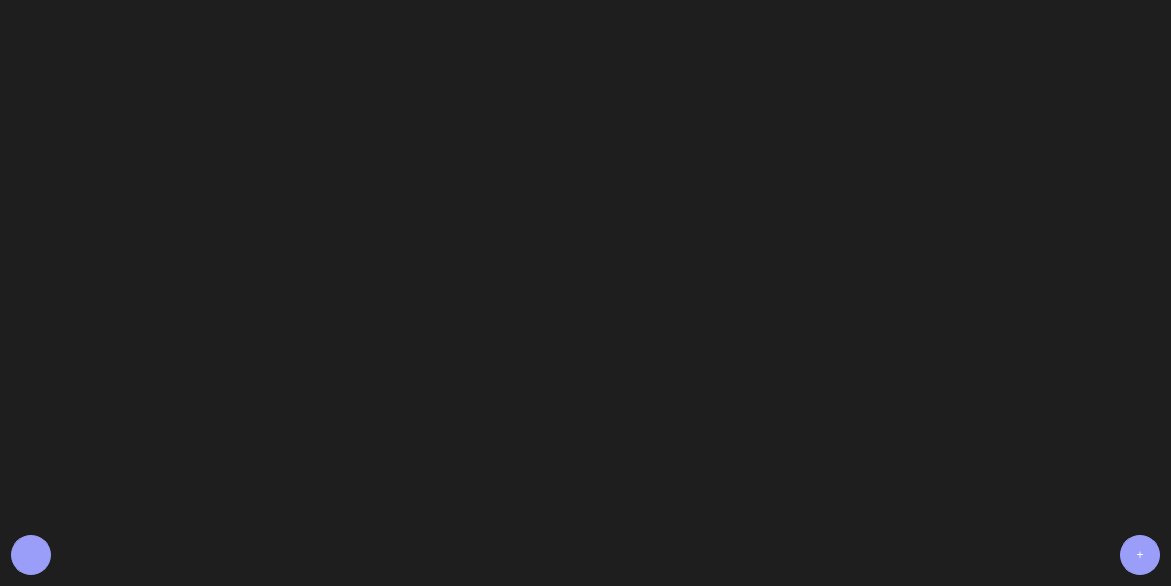
First picture: the form in ui/workspace.ui, repository MarwanMagdy0/VoiceNote, before the edit.
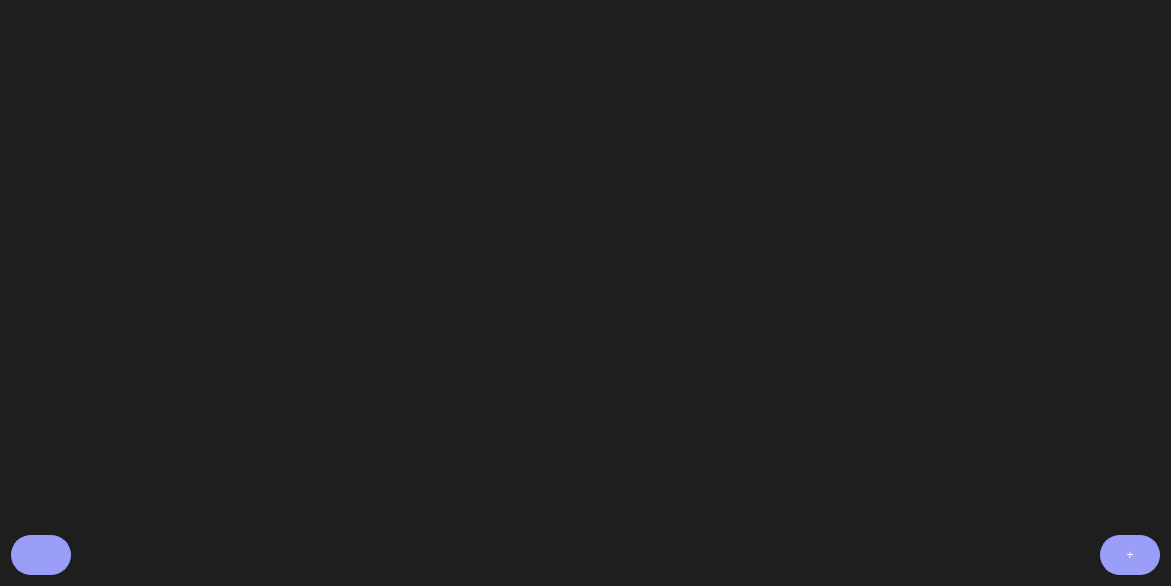
Second picture: the form after the edit. Icons and pictures are not drawn.

Patch:
```diff
--- a/ui/workspace.ui
+++ b/ui/workspace.ui
@@ -114,13 +114,13 @@
       <widget class="QPushButton" name="go_back_button">
        <property name="minimumSize">
         <size>
-         <width>40</width>
+         <width>60</width>
          <height>40</height>
         </size>
        </property>
        <property name="maximumSize">
         <size>
-         <width>40</width>
+         <width>60</width>
          <height>40</height>
         </size>
        </property>
@@ -156,13 +156,13 @@
       <widget class="QPushButton" name="add_new_card_button">
        <property name="minimumSize">
         <size>
-         <width>40</width>
+         <width>60</width>
          <height>40</height>
         </size>
        </property>
        <property name="maximumSize">
         <size>
-         <width>40</width>
+         <width>60</width>
          <height>40</height>
         </size>
        </property>
```
Left out of the diff: 6 changed lines with no effect on the pictures.
